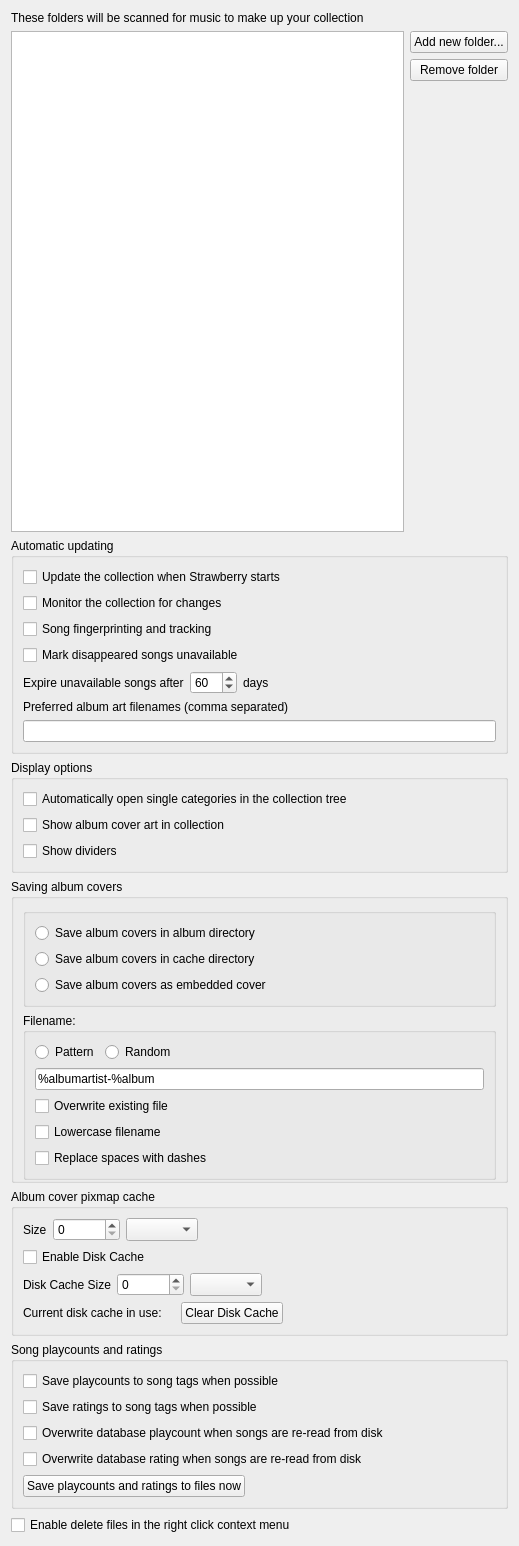
The window that src/settings/collectionsettingspage.ui (strawberrymusicplayer/strawberry) describes before a commit, drawn with Qt 5.
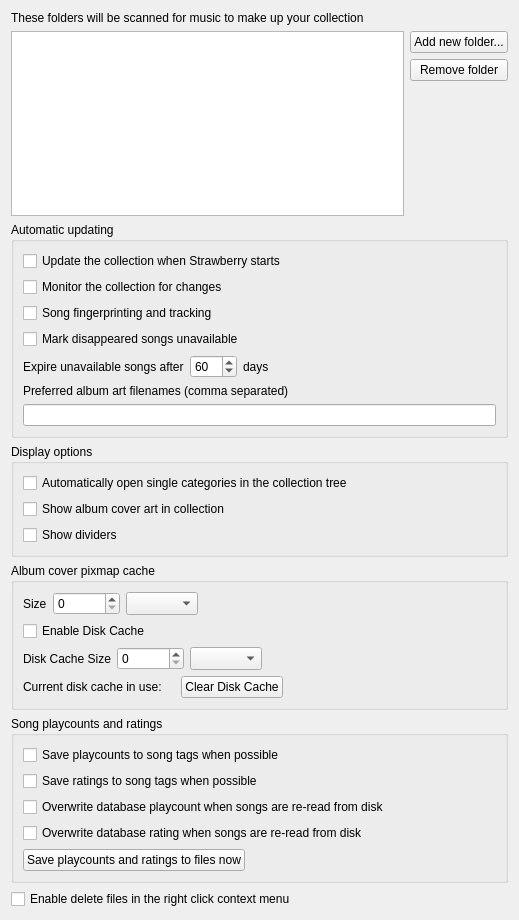
The same window after the commit.

Commit message: Rewrite album cover loader

```diff
--- a/src/settings/collectionsettingspage.ui
+++ b/src/settings/collectionsettingspage.ui
@@ -7,7 +7,7 @@
     <x>0</x>
     <y>0</y>
     <width>519</width>
-    <height>1546</height>
+    <height>920</height>
    </rect>
   </property>
   <property name="windowTitle">
@@ -221,130 +221,6 @@
      </layout>
     </widget>
    </item>
-   <item>
-    <widget class="QGroupBox" name="groupbox_albumcovers">
-     <property name="title">
-      <string>Saving album covers</string>
-     </property>
-     <layout class="QVBoxLayout" name="layout_albumcovers">
-      <property name="bottomMargin">
-       <number>0</number>
-      </property>
-      <item>
-       <widget class="QGroupBox" name="groupbox_save_options">
-        <property name="title">
-         <string/>
-        </property>
-        <layout class="QVBoxLayout" name="verticalLayout_2">
-         <item>
-          <widget class="QRadioButton" name="radiobutton_save_albumcover_albumdir">
-           <property name="text">
-            <string>Save album covers in album directory</string>
-           </property>
-          </widget>
-         </item>
-         <item>
-          <widget class="QRadioButton" name="radiobutton_save_albumcover_cache">
-           <property name="text">
-            <string>Save album covers in cache directory</string>
-           </property>
-          </widget>
-         </item>
-         <item>
-          <widget class="QRadioButton" name="radiobutton_save_albumcover_embedded">
-           <property name="text">
-            <string>Save album covers as embedded cover</string>
-           </property>
-          </widget>
-         </item>
-        </layout>
-       </widget>
-      </item>
-      <item>
-       <widget class="QGroupBox" name="groupbox_cover_filename">
-        <property name="title">
-         <string>Filename:</string>
-        </property>
-        <layout class="QVBoxLayout" name="layout_cover_filename">
-         <item>
-          <widget class="QWidget" name="groupbox_cover_type" native="true">
-           <layout class="QHBoxLayout" name="layout_cover_type">
-            <property name="leftMargin">
-             <number>0</number>
-            </property>
-            <property name="topMargin">
-             <number>0</number>
-            </property>
-            <property name="rightMargin">
-             <number>0</number>
-            </property>
-            <property name="bottomMargin">
-             <number>0</number>
-            </property>
-            <item>
-             <widget class="QRadioButton" name="radiobutton_cover_pattern">
-              <property name="text">
-               <string>Pattern</string>
-              </property>
-             </widget>
-            </item>
-            <item>
-             <widget class="QRadioButton" name="radiobutton_cover_hash">
-              <property name="text">
-               <string>Random</string>
-              </property>
-             </widget>
-            </item>
-            <item>
-             <spacer name="spacer_cover_filename_bttons">
-              <property name="orientation">
-               <enum>Qt::Horizontal</enum>
-              </property>
-              <property name="sizeHint" stdset="0">
-               <size>
-                <width>40</width>
-                <height>20</height>
-               </size>
-              </property>
-             </spacer>
-            </item>
-           </layout>
-          </widget>
-         </item>
-         <item>
-          <widget class="QLineEdit" name="lineedit_cover_pattern">
-           <property name="text">
-            <string>%albumartist-%album</string>
-           </property>
-          </widget>
-         </item>
-         <item>
-          <widget class="QCheckBox" name="checkbox_cover_overwrite">
-           <property name="text">
-            <string>Overwrite existing file</string>
-           </property>
-          </widget>
-         </item>
-         <item>
-          <widget class="QCheckBox" name="checkbox_cover_lowercase">
-           <property name="text">
-            <string>Lowercase filename</string>
-           </property>
-          </widget>
-         </item>
-         <item>
-          <widget class="QCheckBox" name="checkbox_cover_replace_spaces">
-           <property name="text">
-            <string>Replace spaces with dashes</string>
-           </property>
-          </widget>
-         </item>
-        </layout>
-       </widget>
-      </item>
-     </layout>
-    </widget>
-   </item>
    <item>
     <widget class="QGroupBox" name="groupbox_albumcovercache">
      <property name="title">
```
Left out of the diff: 9 changed lines with no effect on the pictures. The commit also changes 67 other files.
